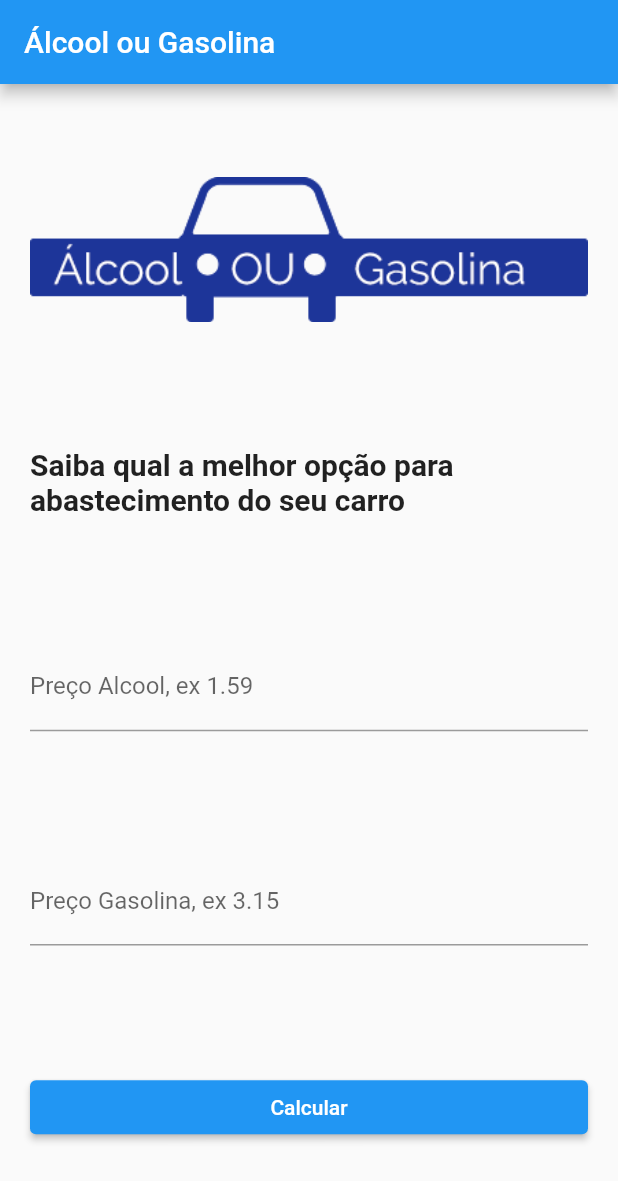
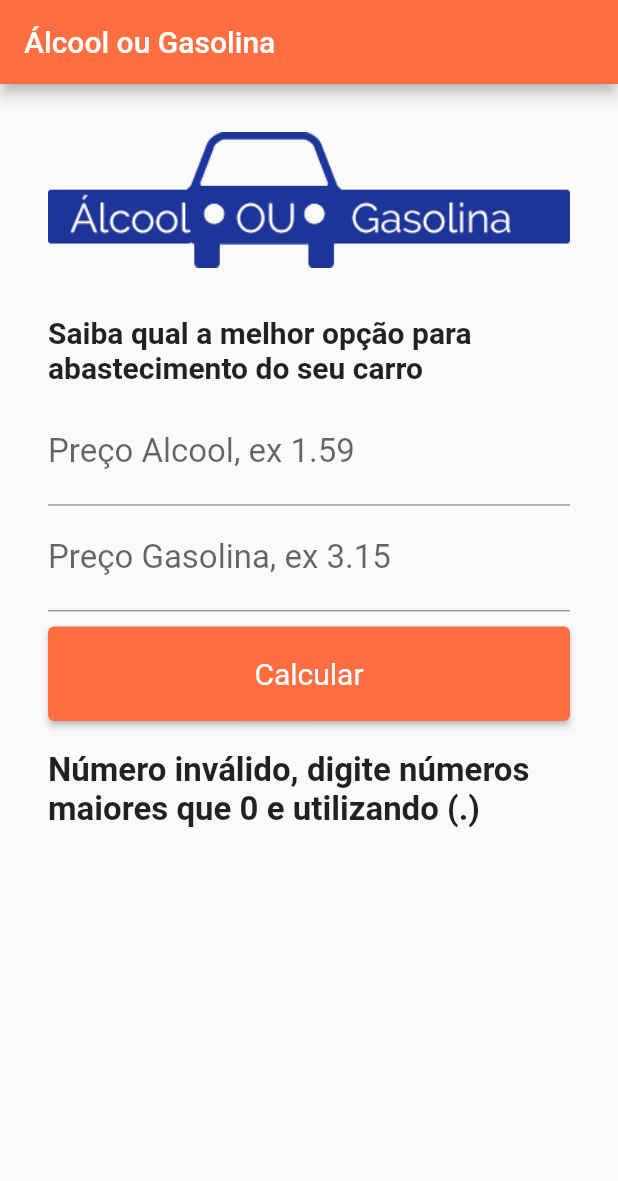
Before and after one commit to hugosilvasbo/estudo_flutter_udemy, a Flutter app: the screen it shows after launch, after a tap on "Calcular", on a phone screen of 412 x 824 dp. Shown: the top 1181 px of the screen. Run offline on Flutter 3.47's test engine with Material 2 defaults, Android fonts, the phone set to English and light mode, and no system bars.

Commit message:
FInalizacao do projeto

```diff
--- /dev/null
+++ b/alcool_ou_gasolina/lib/Alcoolougasolina.dart
@@ -0,0 +1,119 @@
+import 'package:flutter/material.dart';
+
+class AlcoolOuGasolina extends StatefulWidget {
+  const AlcoolOuGasolina({Key? key}) : super(key: key);
+
+  @override
+  State<AlcoolOuGasolina> createState() => _AlcoolOuGasolinaState();
+}
+
+class _AlcoolOuGasolinaState extends State<AlcoolOuGasolina> {
+  TextEditingController _controllerAlcool = TextEditingController();
+  TextEditingController _controllerGasolina = TextEditingController();
+  String _textoResultado = "";
+
+  void _calcular() {
+    double? precoAlcool = double.tryParse(_controllerAlcool.text);
+    double? precoGasolina = double.tryParse(_controllerGasolina.text);
+
+    if (precoAlcool == null || precoGasolina == null) {
+      setState(() {
+        _textoResultado =
+            "Número inválido, digite números maiores que 0 e utilizando (.)";
+      });
+    } else {
+      /**
+       * Se o preço do alcool dividido pelo preço da gasolina
+       * for >= a 0.7 é melhor abastecer com gasolina
+       * senão é melhor utilizar álcool
+       */
+
+      if ((precoAlcool / precoGasolina) >= 0.7) {
+        setState(() {
+          _textoResultado = "Melhor abastecer com gasolina";
+        });
+      } else {
+        setState(() {
+          _textoResultado = "Melhor abastecer com álcool";
+        });
+
+        _limparCampos();
+      }
+    }
+  }
+
+  void _limparCampos() {
+    // Quando uso controlador do campo, não preciso usar
+    //o SetState
+    _controllerGasolina.text = "";
+    _controllerAlcool.text = "";
+  }
+
+  @override
+  Widget build(BuildContext context) {
+    return Scaffold(
+      appBar: AppBar(
+        title: Text("Álcool ou Gasolina"),
+        backgroundColor: Colors.deepOrangeAccent,
+      ),
+      body: Container(
+        child: SingleChildScrollView(
+          padding: EdgeInsets.all(32),
+          child: Column(
+            crossAxisAlignment: CrossAxisAlignment.stretch,
+            children: [
+              Padding(
+                padding: EdgeInsets.only(bottom: 32),
+                child: Image.asset("imagens/logo.png"),
+              ),
+              Padding(
+                padding: EdgeInsets.only(bottom: 10),
+                child: Text(
+                  "Saiba qual a melhor opção para abastecimento do seu carro",
+                  style: TextStyle(fontSize: 20, fontWeight: FontWeight.bold),
+                ),
+              ),
+              TextField(
+                decoration: InputDecoration(labelText: "Preço Alcool, ex 1.59"),
+                style: TextStyle(fontSize: 22),
+                controller: _controllerAlcool,
+                keyboardType: TextInputType.number,
+              ),
+              TextField(
+                decoration:
+                    InputDecoration(labelText: "Preço Gasolina, ex 3.15"),
+                style: TextStyle(fontSize: 22),
+                controller: _controllerGasolina,
+                keyboardType: TextInputType.number,
+              ),
+              Padding(
+                padding: EdgeInsets.only(top: 10),
+                child: ElevatedButton(
+                  style: ElevatedButton.styleFrom(
+                      padding: EdgeInsets.all(20),
+                      backgroundColor: Colors.deepOrangeAccent,
+                      textStyle: TextStyle(
+                        color: Colors.white,
+                        fontSize: 20,
+                      )),
+                  onPressed: _calcular,
+                  child: Text("Calcular"),
+                ),
+              ),
+              Padding(
+                padding: EdgeInsets.only(top: 20),
+                child: Text(
+                  _textoResultado,
+                  style: TextStyle(
+                    fontSize: 22,
+                    fontWeight: FontWeight.bold,
+                  ),
+                ),
+              ),
+            ],
+          ),
+        ),
+      ),
+    );
+  }
+}
--- a/alcool_ou_gasolina/lib/alcoolougasolina.dart
+++ /dev/null
@@ -1,46 +0,0 @@
-import 'package:flutter/material.dart';
-
-class AlcoolOuGasolina extends StatefulWidget {
-  const AlcoolOuGasolina({Key? key}) : super(key: key);
-
-  @override
-  State<AlcoolOuGasolina> createState() => _AlcoolOuGasolinaState();
-}
-
-class _AlcoolOuGasolinaState extends State<AlcoolOuGasolina> {
-  @override
-  Widget build(BuildContext context) {
-    return Scaffold(
-      appBar: AppBar(
-        title: Text("Álcool ou Gasolina"),
-      ),
-      body: Container(
-        padding: EdgeInsets.all(20),
-        child: Column(
-          mainAxisAlignment: MainAxisAlignment.spaceAround,
-          crossAxisAlignment: CrossAxisAlignment.stretch,
-          children: [
-            Image.asset("imagens/logo.png"),
-            Text(
-                "Saiba qual a melhor opção para abastecimento do seu carro",
-              style: TextStyle(
-                fontSize: 20,
-                fontWeight: FontWeight.bold
-              ),
-            ),
-            TextField(
-                decoration: InputDecoration(labelText: "Preço Alcool, ex 1.59"),
-                keyboardType: TextInputType.number),
-            TextField(
-              decoration: InputDecoration(labelText: "Preço Gasolina, ex 3.15"),
-            ),
-            ElevatedButton(
-              onPressed: () {},
-              child: Text("Calcular"),
-            ),
-          ],
-        ),
-      ),
-    );
-  }
-}
--- a/alcool_ou_gasolina/lib/main.dart
+++ b/alcool_ou_gasolina/lib/main.dart
@@ -1,4 +1,4 @@
-import 'package:alcool_ou_gasolina/alcoolougasolina.dart';
+import 'package:alcool_ou_gasolina/Alcoolougasolina.dart';
 import 'package:flutter/material.dart';
 
 void main() {
```
